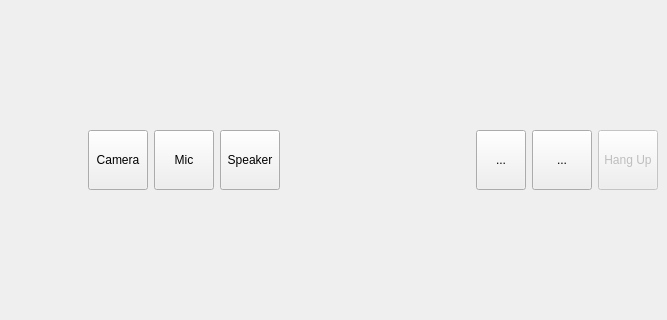
Old version of the form opentera_webrtc_robot_gui/src/ui/MainWindow.ui in the repository introlab/opentera-webrtc-ros; both pictures show x 177 to 844 and y 83 to 403 of the 844 by 688 pixel window.
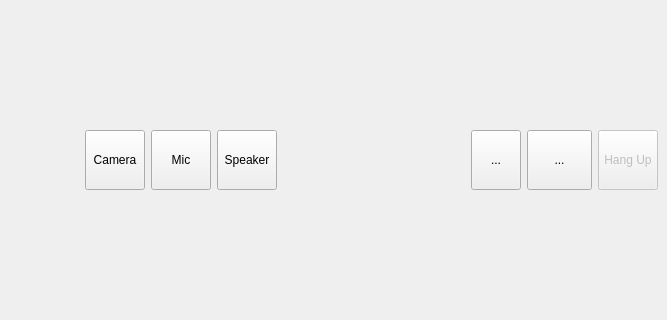
New version of the form.

Commit message: Change edge cases condition and for to range-for

What changed in the file:
```diff
--- a/opentera_webrtc_robot_gui/src/ui/MainWindow.ui
+++ b/opentera_webrtc_robot_gui/src/ui/MainWindow.ui
@@ -212,13 +212,13 @@
         <widget class="QToolButton" name="batteryButton">
          <property name="minimumSize">
           <size>
-           <width>60</width>
+           <width>65</width>
            <height>60</height>
           </size>
          </property>
          <property name="maximumSize">
           <size>
-           <width>60</width>
+           <width>65</width>
            <height>60</height>
           </size>
          </property>
```
The commit also changes 2 other files.
